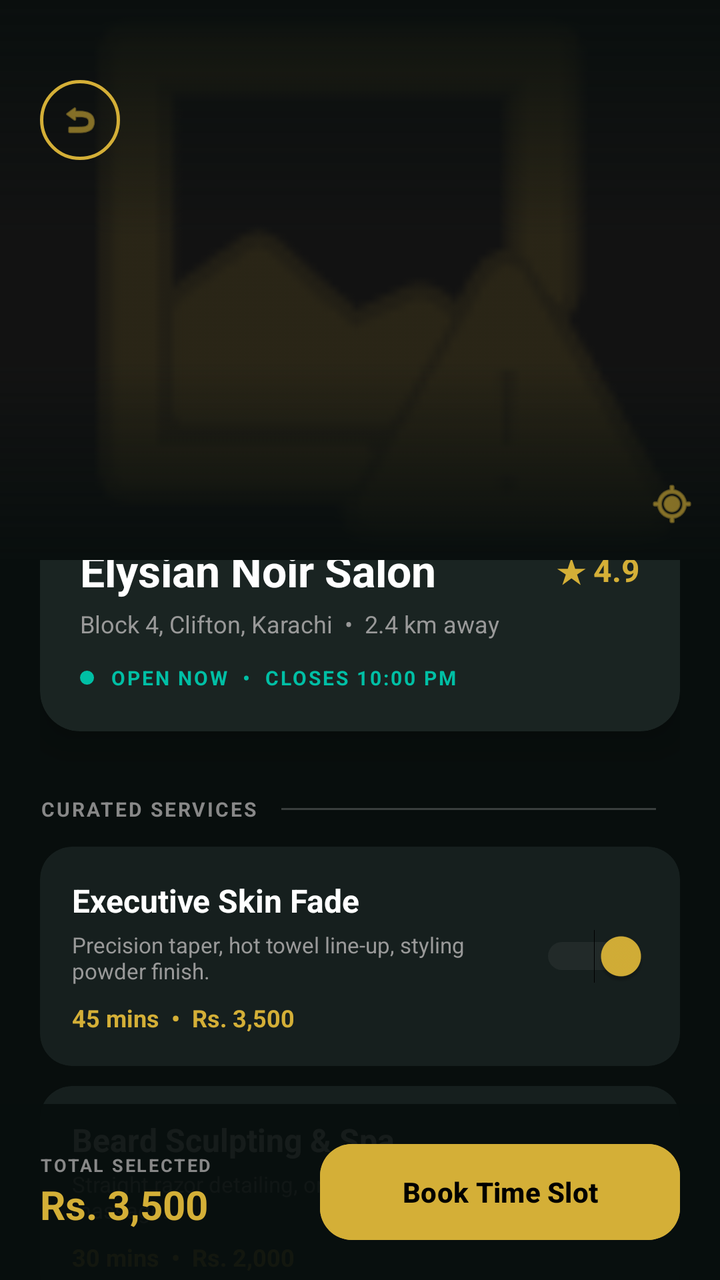
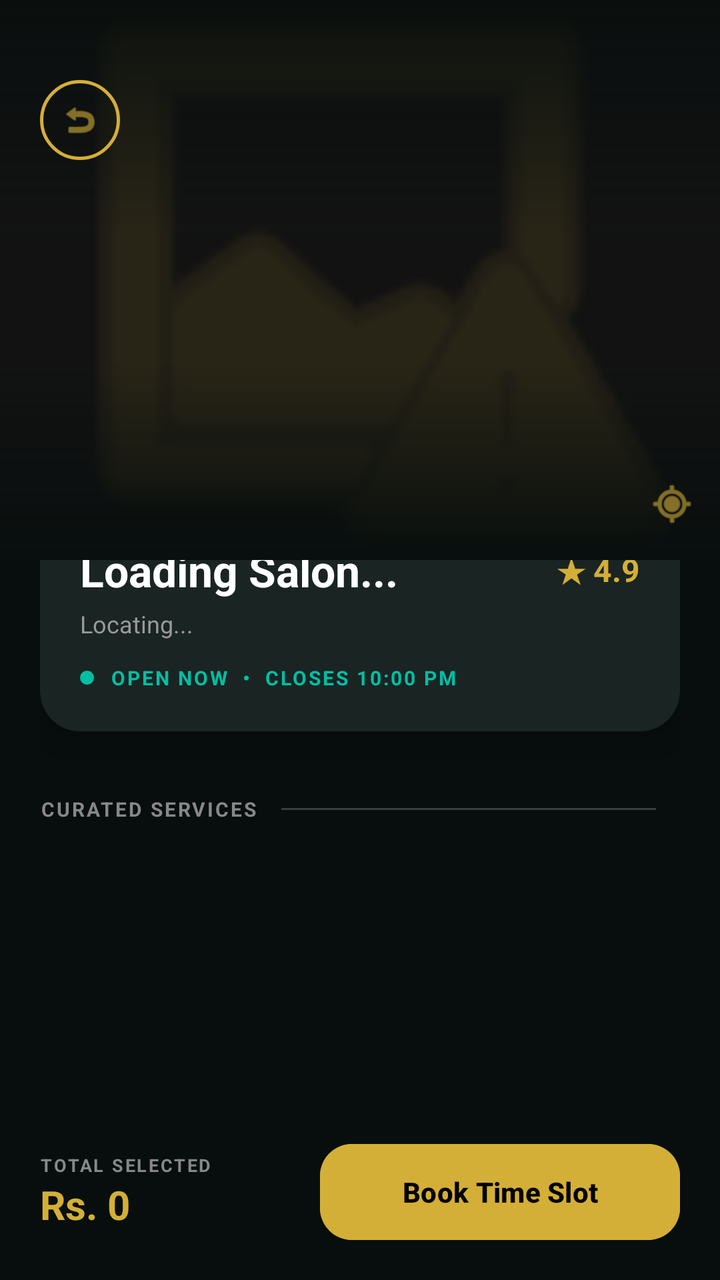

Before-and-after screenshots of an Android layout around one commit, followed by the original layout XML and the change that was made.
<!-- AndroidManifest.xml: application theme Theme.Trimly -->
<!-- res/layout/fragment_salon_details.xml -->
<androidx.constraintlayout.widget.ConstraintLayout
    xmlns:android="http://schemas.android.com/apk/res/android"
    xmlns:app="http://schemas.android.com/apk/res-auto"
    android:layout_width="match_parent"
    android:layout_height="match_parent"
    android:background="#080E0D">

    
    <ImageView
        android:id="@+id/iv_salon_backdrop"
        android:layout_width="match_parent"
        android:layout_height="280dp"
        android:scaleType="centerCrop"
        android:background="#121212"
        android:src="@android:drawable/ic_menu_report_image"
        app:tint="#33D4AF37"
        app:layout_constraintTop_toTopOf="parent" />

    
    <View
        android:layout_width="match_parent"
        android:layout_height="120dp"
        android:background="@drawable/gradient_top_fade"
        app:layout_constraintTop_toTopOf="parent" />
    <View
        android:layout_width="match_parent"
        android:layout_height="100dp"
        android:background="@drawable/gradient_map_to_dark"
        app:layout_constraintBottom_toBottomOf="@id/iv_salon_backdrop" />

    
    <ImageView
        android:id="@+id/btn_back_discovery"
        android:layout_width="40dp"
        android:layout_height="40dp"
        android:layout_marginStart="20dp"
        android:layout_marginTop="40dp"
        android:background="@drawable/ic_circle_gold_border"
        android:padding="10dp"
        android:src="@android:drawable/ic_menu_revert"
        app:tint="#D4AF37"
        app:layout_constraintStart_toStartOf="parent"
        app:layout_constraintTop_toTopOf="parent" />

    
    <ImageView
        android:layout_width="24dp"
        android:layout_height="24dp"
        android:layout_marginEnd="12dp"
        android:src="@android:drawable/ic_menu_mylocation"
        app:tint="#D4AF37"
        app:layout_constraintEnd_toEndOf="parent"
        app:layout_constraintBottom_toBottomOf="@id/iv_salon_backdrop"
        android:layout_marginBottom="16dp" />

    <ScrollView
        android:layout_width="match_parent"
        android:layout_height="0dp"
        android:clipToPadding="false"
        android:paddingBottom="120dp"
        android:scrollbars="none"
        app:layout_constraintBottom_toBottomOf="parent"
        app:layout_constraintTop_toBottomOf="@id/iv_salon_backdrop">

        <LinearLayout
            android:layout_width="match_parent"
            android:layout_height="wrap_content"
            android:orientation="vertical"
            android:paddingHorizontal="20dp"
            android:layout_marginTop="-30dp">

            
            <androidx.cardview.widget.CardView
                android:layout_width="match_parent"
                android:layout_height="wrap_content"
                app:cardBackgroundColor="#1A2422"
                app:cardCornerRadius="20dp"
                app:cardElevation="12dp"
                app:strokeColor="#33D4AF37"
                app:strokeWidth="1dp">

                <LinearLayout
                    android:layout_width="match_parent"
                    android:layout_height="wrap_content"
                    android:orientation="vertical"
                    android:padding="20dp">

                    <LinearLayout
                        android:layout_width="match_parent"
                        android:layout_height="wrap_content"
                        android:gravity="center_vertical"
                        android:orientation="horizontal">

                        <TextView
                            android:layout_width="0dp"
                            android:layout_height="wrap_content"
                            android:layout_weight="1"
                            android:text="Élysian Noir Salon"
                            android:textColor="#FFFFFF"
                            android:textSize="22sp"
                            android:textStyle="bold" />

                        <TextView
                            android:layout_width="wrap_content"
                            android:layout_height="wrap_content"
                            android:text="★ 4.9"
                            android:textColor="#D4AF37"
                            android:textSize="16sp"
                            android:textStyle="bold" />
                    </LinearLayout>

                    <TextView
                        android:layout_width="wrap_content"
                        android:layout_height="wrap_content"
                        android:layout_marginTop="4dp"
                        android:text="Block 4, Clifton, Karachi  •  2.4 km away"
                        android:textColor="#999999"
                        android:textSize="12sp" />

                    
                    <LinearLayout
                        android:layout_width="wrap_content"
                        android:layout_height="wrap_content"
                        android:layout_marginTop="12dp"
                        android:gravity="center_vertical">

                        <View
                            android:layout_width="7dp"
                            android:layout_height="7dp"
                            android:background="@drawable/ic_green_dot" />

                        <TextView
                            android:layout_width="wrap_content"
                            android:layout_height="wrap_content"
                            android:layout_marginStart="8dp"
                            android:letterSpacing="0.1"
                            android:text="OPEN NOW  •  CLOSES 10:00 PM"
                            android:textColor="#00BFA5"
                            android:textSize="10sp"
                            android:textStyle="bold" />
                    </LinearLayout>
                </LinearLayout>
            </androidx.cardview.widget.CardView>

            
            <LinearLayout
                android:layout_width="match_parent"
                android:layout_height="wrap_content"
                android:layout_marginTop="32dp"
                android:gravity="center_vertical"
                android:orientation="horizontal"
                android:layout_marginBottom="12dp">

                <TextView
                    android:layout_width="wrap_content"
                    android:layout_height="wrap_content"
                    android:letterSpacing="0.1"
                    android:text="CURATED SERVICES"
                    android:textColor="#888888"
                    android:textSize="10sp"
                    android:textStyle="bold" />

                <View
                    android:layout_width="0dp"
                    android:layout_height="1dp"
                    android:layout_marginHorizontal="12dp"
                    android:layout_weight="1"
                    android:background="#33FFFFFF" />
            </LinearLayout>

            
            <androidx.cardview.widget.CardView
                android:layout_width="match_parent"
                android:layout_height="wrap_content"
                android:layout_marginBottom="10dp"
                app:cardBackgroundColor="#CC1A2422"
                app:cardCornerRadius="16dp"
                app:cardElevation="0dp">

                <LinearLayout
                    android:layout_width="match_parent"
                    android:layout_height="wrap_content"
                    android:gravity="center_vertical"
                    android:orientation="horizontal"
                    android:padding="16dp">

                    <LinearLayout
                        android:layout_width="0dp"
                        android:layout_height="wrap_content"
                        android:layout_weight="1"
                        android:orientation="vertical">

                        <TextView
                            android:layout_width="wrap_content"
                            android:layout_height="wrap_content"
                            android:text="Executive Skin Fade"
                            android:textColor="#FFFFFF"
                            android:textSize="16sp"
                            android:textStyle="bold" />

                        <TextView
                            android:layout_width="wrap_content"
                            android:layout_height="wrap_content"
                            android:layout_marginTop="4dp"
                            android:text="Precision taper, hot towel line-up, styling powder finish."
                            android:textColor="#999999"
                            android:textSize="11sp" />

                        <TextView
                            android:layout_width="wrap_content"
                            android:layout_height="wrap_content"
                            android:layout_marginTop="8dp"
                            android:text="45 mins  •  Rs. 3,500"
                            android:textColor="#D4AF37"
                            android:textSize="12sp"
                            android:textStyle="bold" />
                    </LinearLayout>

                    <Switch
                        android:id="@+id/switch_service1"
                        android:layout_width="wrap_content"
                        android:layout_height="wrap_content"
                        android:checked="true"
                        android:thumbTint="#D4AF37"
                        android:trackTint="#33FFFFFF" />
                </LinearLayout>
            </androidx.cardview.widget.CardView>

            
            <androidx.cardview.widget.CardView
                android:layout_width="match_parent"
                android:layout_height="wrap_content"
                android:layout_marginBottom="16dp"
                app:cardBackgroundColor="#CC1A2422"
                app:cardCornerRadius="16dp"
                app:cardElevation="0dp">

                <LinearLayout
                    android:layout_width="match_parent"
                    android:layout_height="wrap_content"
                    android:gravity="center_vertical"
                    android:orientation="horizontal"
                    android:padding="16dp">

                    <LinearLayout
                        android:layout_width="0dp"
                        android:layout_height="wrap_content"
                        android:layout_weight="1"
                        android:orientation="vertical">

                        <TextView
                            android:layout_width="wrap_content"
                            android:layout_height="wrap_content"
                            android:text="Beard Sculpting &amp; Spa"
                            android:textColor="#FFFFFF"
                            android:textSize="16sp"
                            android:textStyle="bold" />

                        <TextView
                            android:layout_width="wrap_content"
                            android:layout_height="wrap_content"
                            android:layout_marginTop="4dp"
                            android:text="Straight razor detailing, organic oils, facial massage."
                            android:textColor="#999999"
                            android:textSize="11sp" />

                        <TextView
                            android:layout_width="wrap_content"
                            android:layout_height="wrap_content"
                            android:layout_marginTop="8dp"
                            android:text="30 mins  •  Rs. 2,000"
                            android:textColor="#D4AF37"
                            android:textSize="12sp"
                            android:textStyle="bold" />
                    </LinearLayout>

                    <Switch
                        android:id="@+id/switch_service2"
                        android:layout_width="wrap_content"
                        android:layout_height="wrap_content"
                        android:checked="false"
                        android:thumbTint="#555555"
                        android:trackTint="#33FFFFFF" />
                </LinearLayout>
            </androidx.cardview.widget.CardView>

        </LinearLayout>
    </ScrollView>

    
    <LinearLayout
        android:layout_width="match_parent"
        android:layout_height="wrap_content"
        android:background="#F0080E0D"
        android:paddingHorizontal="20dp"
        android:paddingVertical="16dp"
        android:orientation="horizontal"
        android:gravity="center_vertical"
        app:layout_constraintBottom_toBottomOf="parent">

        <LinearLayout
            android:layout_width="0dp"
            android:layout_height="wrap_content"
            android:layout_weight="1"
            android:orientation="vertical">

            <TextView
                android:layout_width="wrap_content"
                android:layout_height="wrap_content"
                android:text="TOTAL SELECTED"
                android:textColor="#888888"
                android:textSize="9sp"
                android:textStyle="bold"
                android:letterSpacing="0.1" />

            <TextView
                android:id="@+id/tv_total_price"
                android:layout_width="wrap_content"
                android:layout_height="wrap_content"
                android:text="Rs. 3,500"
                android:textColor="#D4AF37"
                android:textSize="20sp"
                android:textStyle="bold" />
        </LinearLayout>

        <Button
            android:id="@+id/btn_proceed_checkout"
            android:layout_width="180dp"
            android:layout_height="56dp"
            android:backgroundTint="#D4AF37"
            android:text="Book Time Slot"
            android:textColor="#000000"
            android:textSize="14sp"
            android:textStyle="bold"
            app:cornerRadius="16dp" />
    </LinearLayout>

</androidx.constraintlayout.widget.ConstraintLayout>
<!-- resources referenced by this layout -->
<resources>
  <!-- drawable gradient_map_to_dark (drawable) -->
  <?xml version="1.0" encoding="utf-8"?>
  <shape xmlns:android="http://schemas.android.com/apk/res/android"
      android:shape="rectangle">
      <gradient
          android:startColor="#00080E0D"
          android:endColor="#FF080E0D"
          android:angle="270" />
  </shape>
  <!-- drawable gradient_top_fade (drawable) -->
  <?xml version="1.0" encoding="utf-8"?>
  <shape xmlns:android="http://schemas.android.com/apk/res/android"
      android:shape="rectangle">
      <gradient
          android:startColor="#DD080E0D"
          android:endColor="#00080E0D"
          android:angle="270" />
  </shape>
  <!-- drawable ic_circle_gold_border (drawable) -->
  <?xml version="1.0" encoding="utf-8"?>
  <shape xmlns:android="http://schemas.android.com/apk/res/android"
      android:shape="oval">
      <solid android:color="@android:color/transparent" />
      <stroke
          android:width="1.5dp"
          android:color="#D4AF37" />
      <size
          android:width="42dp"
          android:height="42dp" />
  </shape>
  <!-- drawable ic_green_dot (drawable) -->
  <?xml version="1.0" encoding="utf-8"?>
  <shape xmlns:android="http://schemas.android.com/apk/res/android"
      android:shape="oval">
      <solid android:color="#00BFA5" />
      <size
          android:width="10dp"
          android:height="10dp" />
  </shape>
  <style name="Theme.Trimly" parent="Base.Theme.Trimly" />
  <style name="Base.Theme.Trimly" parent="Theme.Material3.DayNight.NoActionBar">
          
          
      </style>
</resources>

<!-- the commit's change to res/layout/fragment_salon_details.xml (unified diff, before → after) -->
@@ -5,7 +5,6 @@
     android:layout_height="match_parent"
     android:background="#080E0D">
 
-    
     <ImageView
         android:id="@+id/iv_salon_backdrop"
         android:layout_width="match_parent"
@@ -16,19 +15,18 @@
         app:tint="#33D4AF37"
         app:layout_constraintTop_toTopOf="parent" />
 
-    
     <View
         android:layout_width="match_parent"
         android:layout_height="120dp"
         android:background="@drawable/gradient_top_fade"
         app:layout_constraintTop_toTopOf="parent" />
+
     <View
         android:layout_width="match_parent"
         android:layout_height="100dp"
         android:background="@drawable/gradient_map_to_dark"
         app:layout_constraintBottom_toBottomOf="@id/iv_salon_backdrop" />
 
-    
     <ImageView
         android:id="@+id/btn_back_discovery"
         android:layout_width="40dp"
@@ -42,7 +40,6 @@
         app:layout_constraintStart_toStartOf="parent"
         app:layout_constraintTop_toTopOf="parent" />
 
-    
     <ImageView
         android:layout_width="24dp"
         android:layout_height="24dp"
@@ -69,7 +66,6 @@
             android:paddingHorizontal="20dp"
             android:layout_marginTop="-30dp">
 
-            
             <androidx.cardview.widget.CardView
                 android:layout_width="match_parent"
                 android:layout_height="wrap_content"
@@ -92,10 +88,11 @@
                         android:orientation="horizontal">
 
                         <TextView
+                            android:id="@+id/tv_salon_name_header"
                             android:layout_width="0dp"
                             android:layout_height="wrap_content"
                             android:layout_weight="1"
-                            android:text="Élysian Noir Salon"
+                            android:text="Loading Salon..."
                             android:textColor="#FFFFFF"
                             android:textSize="22sp"
                             android:textStyle="bold" />
@@ -110,14 +107,14 @@
                     </LinearLayout>
 
                     <TextView
+                        android:id="@+id/tv_salon_address_header"
                         android:layout_width="wrap_content"
                         android:layout_height="wrap_content"
                         android:layout_marginTop="4dp"
-                        android:text="Block 4, Clifton, Karachi  •  2.4 km away"
+                        android:text="Locating..."
                         android:textColor="#999999"
                         android:textSize="12sp" />
 
-                    
                     <LinearLayout
                         android:layout_width="wrap_content"
                         android:layout_height="wrap_content"
@@ -142,7 +139,6 @@
                 </LinearLayout>
             </androidx.cardview.widget.CardView>
 
-            
             <LinearLayout
                 android:layout_width="match_parent"
                 android:layout_height="wrap_content"
@@ -168,126 +164,15 @@
                     android:background="#33FFFFFF" />
             </LinearLayout>
 
-            
-            <androidx.cardview.widget.CardView
+            <LinearLayout
+                android:id="@+id/salon_services_container"
                 android:layout_width="match_parent"
                 android:layout_height="wrap_content"
-                android:layout_marginBottom="10dp"
-                app:cardBackgroundColor="#CC1A2422"
-                app:cardCornerRadius="16dp"
-                app:cardElevation="0dp">
-
-                <LinearLayout
-                    android:layout_width="match_parent"
-                    android:layout_height="wrap_content"
-                    android:gravity="center_vertical"
-                    android:orientation="horizontal"
-                    android:padding="16dp">
-
-                    <LinearLayout
-                        android:layout_width="0dp"
-                        android:layout_height="wrap_content"
-                        android:layout_weight="1"
-                        android:orientation="vertical">
-
-                        <TextView
-                            android:layout_width="wrap_content"
-                            android:layout_height="wrap_content"
-                            android:text="Executive Skin Fade"
-                            android:textColor="#FFFFFF"
-                            android:textSize="16sp"
-                            android:textStyle="bold" />
-
-                        <TextView
-                            android:layout_width="wrap_content"
-                            android:layout_height="wrap_content"
-                            android:layout_marginTop="4dp"
-                            android:text="Precision taper, hot towel line-up, styling powder finish."
-                            android:textColor="#999999"
-                            android:textSize="11sp" />
-
-                        <TextView
-                            android:layout_width="wrap_content"
-                            android:layout_height="wrap_content"
-                            android:layout_marginTop="8dp"
-                            android:text="45 mins  •  Rs. 3,500"
-                            android:textColor="#D4AF37"
-                            android:textSize="12sp"
-                            android:textStyle="bold" />
-                    </LinearLayout>
-
-                    <Switch
-                        android:id="@+id/switch_service1"
-                        android:layout_width="wrap_content"
-                        android:layout_height="wrap_content"
-                        android:checked="true"
-                        android:thumbTint="#D4AF37"
-                        android:trackTint="#33FFFFFF" />
-                </LinearLayout>
-            </androidx.cardview.widget.CardView>
-
-            
-            <androidx.cardview.widget.CardView
-                android:layout_width="match_parent"
-                android:layout_height="wrap_content"
-                android:layout_marginBottom="16dp"
-                app:cardBackgroundColor="#CC1A2422"
-                app:cardCornerRadius="16dp"
-                app:cardElevation="0dp">
-
-                <LinearLayout
-                    android:layout_width="match_parent"
-                    android:layout_height="wrap_content"
-                    android:gravity="center_vertical"
-                    android:orientation="horizontal"
-                    android:padding="16dp">
-
-                    <LinearLayout
-                        android:layout_width="0dp"
-                        android:layout_height="wrap_content"
-                        android:layout_weight="1"
-                        android:orientation="vertical">
-
-                        <TextView
-                            android:layout_width="wrap_content"
-                            android:layout_height="wrap_content"
-                            android:text="Beard Sculpting &amp; Spa"
-                            android:textColor="#FFFFFF"
-                            android:textSize="16sp"
-                            android:textStyle="bold" />
-
-                        <TextView
-                            android:layout_width="wrap_content"
-                            android:layout_height="wrap_content"
-                            android:layout_marginTop="4dp"
-                            android:text="Straight razor detailing, organic oils, facial massage."
-                            android:textColor="#999999"
-                            android:textSize="11sp" />
-
-                        <TextView
-                            android:layout_width="wrap_content"
-                            android:layout_height="wrap_content"
-                            android:layout_marginTop="8dp"
-                            android:text="30 mins  •  Rs. 2,000"
-                            android:textColor="#D4AF37"
-                            android:textSize="12sp"
-                            android:textStyle="bold" />
-                    </LinearLayout>
-
-                    <Switch
-                        android:id="@+id/switch_service2"
-                        android:layout_width="wrap_content"
-                        android:layout_height="wrap_content"
-                        android:checked="false"
-                        android:thumbTint="#555555"
-                        android:trackTint="#33FFFFFF" />
-                </LinearLayout>
-            </androidx.cardview.widget.CardView>
+                android:orientation="vertical" />
 
         </LinearLayout>
     </ScrollView>
 
-    
     <LinearLayout
         android:layout_width="match_parent"
         android:layout_height="wrap_content"
@@ -317,7 +202,7 @@
                 android:id="@+id/tv_total_price"
                 android:layout_width="wrap_content"
                 android:layout_height="wrap_content"
-                android:text="Rs. 3,500"
+                android:text="Rs. 0"
                 android:textColor="#D4AF37"
                 android:textSize="20sp"
                 android:textStyle="bold" />
@@ -334,5 +219,4 @@
             android:textStyle="bold"
             app:cornerRadius="16dp" />
     </LinearLayout>
-
 </androidx.constraintlayout.widget.ConstraintLayout>
